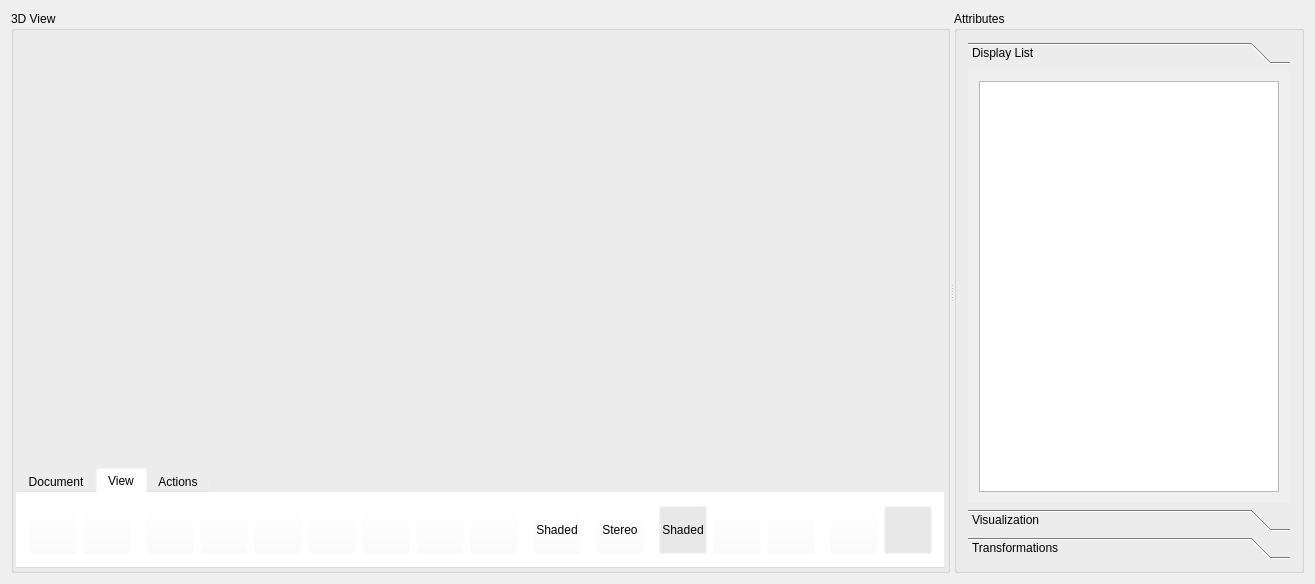
This is ModelViewer.ui in sharjith/ModelViewer-Qt as Qt 5 draws it before an edit. The edited form follows.
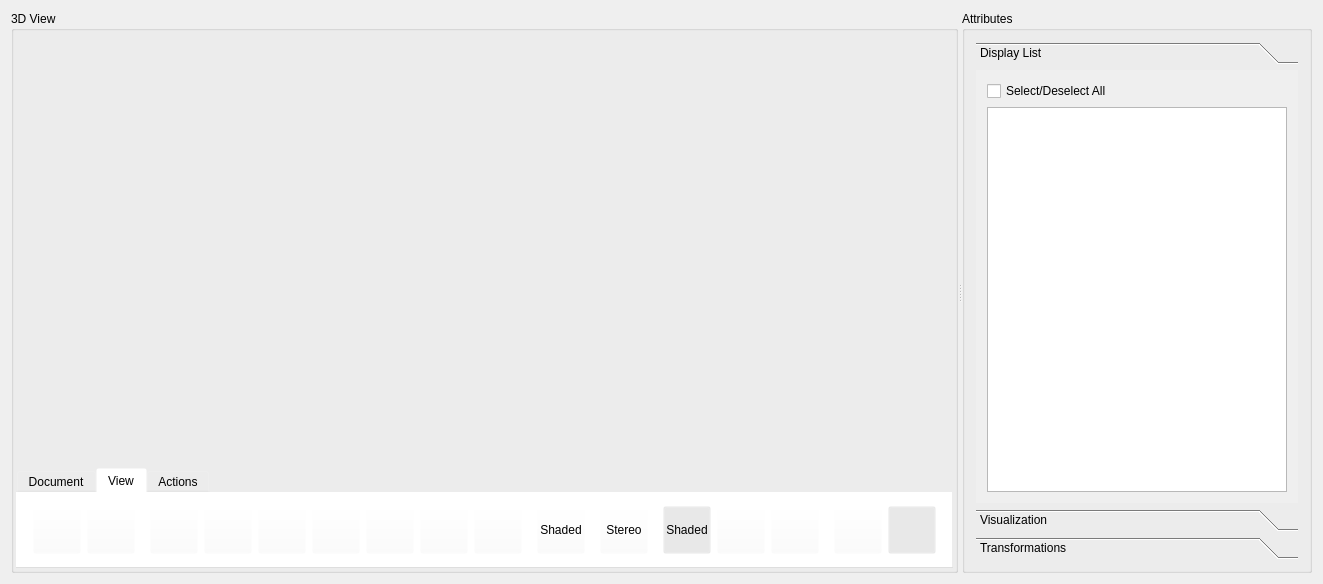
This is the edited form. Icons and pictures are not drawn. Custom widgets are drawn as their Qt base class.

Commit message: Added checkbox to select/deselect all

What changed in the file:
```diff
--- a/ModelViewer.ui
+++ b/ModelViewer.ui
@@ -7,7 +7,7 @@
    <rect>
     <x>0</x>
     <y>0</y>
-    <width>1304</width>
+    <width>1323</width>
     <height>584</height>
    </rect>
   </property>
@@ -1038,21 +1038,28 @@
               <rect>
                <x>0</x>
                <y>0</y>
-               <width>328</width>
-               <height>432</height>
+               <width>326</width>
+               <height>444</height>
               </rect>
              </property>
              <attribute name="label">
               <string>Display List</string>
              </attribute>
              <layout class="QGridLayout" name="gridLayout_15">
-              <item row="0" column="0">
+              <item row="1" column="0">
                <widget class="QListWidget" name="listWidgetModel">
                 <property name="selectionMode">
                  <enum>QAbstractItemView::ExtendedSelection</enum>
                 </property>
                </widget>
               </item>
+              <item row="0" column="0">
+               <widget class="QCheckBox" name="checkBoxSelectAll">
+                <property name="text">
+                 <string>Select/Deselect All</string>
+                </property>
+               </widget>
+              </item>
              </layout>
             </widget>
             <widget class="QWidget" name="toolBoxPage2">
```
Left out of the diff: 8 changed lines with no effect on the pictures.
